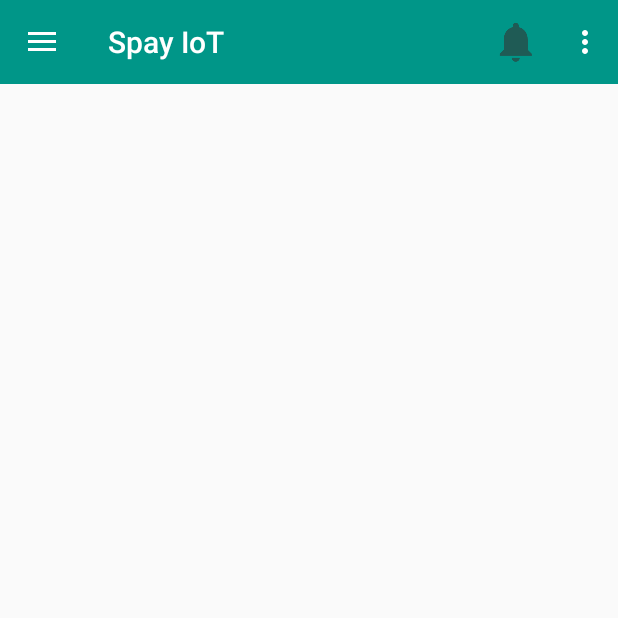
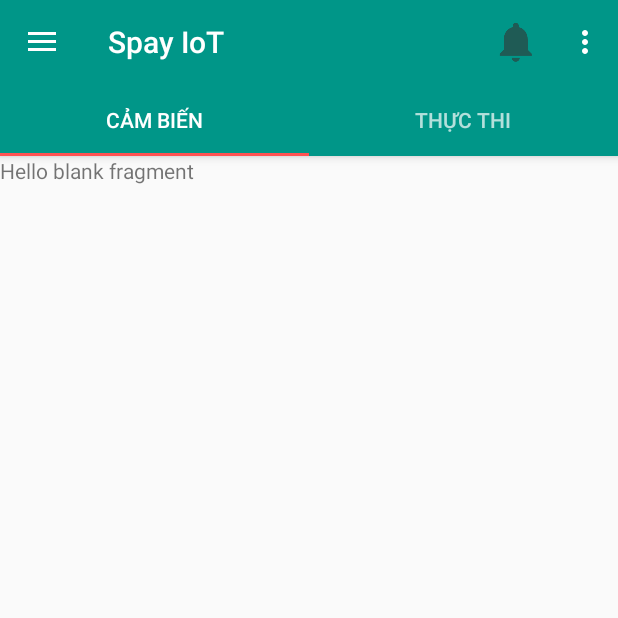
Before and after one commit to chinhvuduc3112/SprayIoT_Client, an Android app: the MainActivity screen opened directly, with no data from a screen before it, on a phone screen of 412 x 824 dp, the top half of it. Run offline under Robolectric (Android 15) with nearby library versions, the phone set to English and light mode, and no system bars; our stand-ins replace ButterKnife.

Commit message:
Thêm màn hình Real time (tabLayout)

```diff
--- a/app/build.gradle
+++ b/app/build.gradle
@@ -24,13 +24,17 @@ dependencies {
     androidTestCompile('com.android.support.test.espresso:espresso-core:2.2.2', {
         exclude group: 'com.android.support', module: 'support-annotations'
     })
+    compile('com.github.ganfra:material-spinner:1.1.1') {
+        exclude group: 'com.nineoldandroids', module: 'library'
+        exclude group: 'com.android.support', module: 'appcompat-v7'
+    }
     compile 'com.android.support:appcompat-v7:25.3.1'
     compile 'com.android.support:cardview-v7:25.3.1'
     compile 'com.android.support:recyclerview-v7:25.3.1'
     compile 'com.android.support:design:25.3.1'
     compile 'com.android.support.constraint:constraint-layout:1.0.2'
-    compile 'com.jakewharton:butterknife:8.6.0'
+    compile 'com.jakewharton:butterknife:8.+'
     compile 'com.android.support:support-v4:25.3.1'
     testCompile 'junit:junit:4.12'
-    annotationProcessor 'com.jakewharton:butterknife-compiler:8.6.0'
+    annotationProcessor 'com.jakewharton:butterknife-compiler:8.+'
 }
--- /dev/null
+++ b/app/src/main/java/com/vuduc/fragments/ActuatorRealtimeFragment.java
@@ -0,0 +1,30 @@
+package com.vuduc.fragments;
+
+import android.content.Context;
+import android.net.Uri;
+import android.os.Bundle;
+import android.support.v4.app.Fragment;
+import android.view.LayoutInflater;
+import android.view.View;
+import android.view.ViewGroup;
+
+import com.vuduc.tluiot.R;
+
+
+public class ActuatorRealtimeFragment extends Fragment {
+    public ActuatorRealtimeFragment() {
+        // Required empty public constructor
+    }
+
+    @Override
+    public void onCreate(Bundle savedInstanceState) {
+        super.onCreate(savedInstanceState);
+    }
+
+    @Override
+    public View onCreateView(LayoutInflater inflater, ViewGroup container,
+                             Bundle savedInstanceState) {
+        // Inflate the layout for this fragment
+        return inflater.inflate(R.layout.fragment_actuator_realtime, container, false);
+    }
+}
--- /dev/null
+++ b/app/src/main/java/com/vuduc/fragments/SensorRealtimeFragment.java
@@ -0,0 +1,30 @@
+package com.vuduc.fragments;
+
+import android.content.Context;
+import android.net.Uri;
+import android.os.Bundle;
+import android.support.v4.app.Fragment;
+import android.view.LayoutInflater;
+import android.view.View;
+import android.view.ViewGroup;
+
+import com.vuduc.tluiot.R;
+
+
+public class SensorRealtimeFragment extends Fragment {
+    public SensorRealtimeFragment() {
+        // Required empty public constructor
+    }
+
+    @Override
+    public void onCreate(Bundle savedInstanceState) {
+        super.onCreate(savedInstanceState);
+    }
+
+    @Override
+    public View onCreateView(LayoutInflater inflater, ViewGroup container,
+                             Bundle savedInstanceState) {
+        // Inflate the layout for this fragment
+        return inflater.inflate(R.layout.fragment_sensor_realtime, container, false);
+    }
+}
--- a/app/src/main/java/com/vuduc/tluiot/LoginActivity.java
+++ b/app/src/main/java/com/vuduc/tluiot/LoginActivity.java
@@ -1,13 +1,33 @@
 package com.vuduc.tluiot;
 
+import android.content.Intent;
 import android.support.v7.app.AppCompatActivity;
 import android.os.Bundle;
+import android.view.View;
+import android.widget.Button;
+
+import butterknife.BindView;
+import butterknife.ButterKnife;
 
 public class LoginActivity extends AppCompatActivity {
+
+    @BindView(R.id.btn_login)
+    Button btn_login;
 
     @Override
     protected void onCreate(Bundle savedInstanceState) {
         super.onCreate(savedInstanceState);
         setContentView(R.layout.activity_login);
+        ButterKnife.bind(this);
+        addEvents();
+    }
+
+    private void addEvents() {
+        btn_login.setOnClickListener(new View.OnClickListener() {
+            @Override
+            public void onClick(View v) {
+                startActivity(new Intent(LoginActivity.this, MainActivity.class));
+            }
+        });
     }
 }
--- a/app/src/main/java/com/vuduc/tluiot/MainActivity.java
+++ b/app/src/main/java/com/vuduc/tluiot/MainActivity.java
@@ -2,7 +2,12 @@ package com.vuduc.tluiot;
 
 import android.support.annotation.NonNull;
 import android.support.design.widget.NavigationView;
+import android.support.design.widget.TabLayout;
+import android.support.v4.app.Fragment;
+import android.support.v4.app.FragmentManager;
+import android.support.v4.app.FragmentPagerAdapter;
 import android.support.v4.view.GravityCompat;
+import android.support.v4.view.ViewPager;
 import android.support.v4.widget.DrawerLayout;
 import android.support.v7.app.ActionBarDrawerToggle;
 import android.support.v7.app.AppCompatActivity;
@@ -10,6 +15,12 @@ import android.os.Bundle;
 import android.support.v7.widget.Toolbar;
 import android.view.Menu;
 import android.view.MenuItem;
+
+import com.vuduc.fragments.ActuatorRealtimeFragment;
+import com.vuduc.fragments.SensorRealtimeFragment;
+
+import java.util.ArrayList;
+import java.util.List;
 
 import butterknife.BindColor;
 import butterknife.BindDimen;
@@ -22,7 +33,8 @@ public class MainActivity extends AppCompatActivity implements NavigationView.On
 
     @BindView(R.id.toolbar) Toolbar mToolbar;
     @BindView(R.id.navigation_view) NavigationView mNavigation_view;
-
+    @BindView(R.id.viewpager) ViewPager viewPager;
+    @BindView(R.id.tabs) TabLayout tabLayout;
     @Override
     protected void onCreate(Bundle savedInstanceState) {
         super.onCreate(savedInstanceState);
@@ -47,6 +59,11 @@ public class MainActivity extends AppCompatActivity implements NavigationView.On
         toggle.syncState();
 
         mNavigation_view.setNavigationItemSelectedListener(this);
+
+        //tabLayout
+        setupViewPager(viewPager);
+
+        tabLayout.setupWithViewPager(viewPager);
     }
 
     @Override
@@ -97,4 +114,40 @@ public class MainActivity extends AppCompatActivity implements NavigationView.On
         drawer.closeDrawer(GravityCompat.START);
         return true;
     }
+
+    private void setupViewPager(ViewPager viewPager) {
+        ViewPagerAdapter adapter = new ViewPagerAdapter(getSupportFragmentManager());
+        adapter.addFragment(new SensorRealtimeFragment(), "Cảm biến");
+        adapter.addFragment(new ActuatorRealtimeFragment(), "Thực thi");
+        viewPager.setAdapter(adapter);
+    }
+
+    class ViewPagerAdapter extends FragmentPagerAdapter {
+        private final List<Fragment> mFragmentList = new ArrayList<>();
+        private final List<String> mFragmentTitleList = new ArrayList<>();
+
+        public ViewPagerAdapter(FragmentManager manager) {
+            super(manager);
+        }
+
+        @Override
+        public Fragment getItem(int position) {
+            return mFragmentList.get(position);
+        }
+
+        @Override
+        public int getCount() {
+            return mFragmentList.size();
+        }
+
+        public void addFragment(Fragment fragment, String title) {
+            mFragmentList.add(fragment);
+            mFragmentTitleList.add(title);
+        }
+
+        @Override
+        public CharSequence getPageTitle(int position) {
+            return mFragmentTitleList.get(position);
+        }
+    }
 }
--- a/app/src/main/res/layout/activity_main.xml
+++ b/app/src/main/res/layout/activity_main.xml
@@ -1,22 +1,50 @@
 <?xml version="1.0" encoding="utf-8"?>
-<android.support.v4.widget.DrawerLayout
-    xmlns:android="http://schemas.android.com/apk/res/android"
+<android.support.v4.widget.DrawerLayout xmlns:android="http://schemas.android.com/apk/res/android"
     xmlns:app="http://schemas.android.com/apk/res-auto"
     android:id="@+id/drawer_layout"
     android:layout_width="match_parent"
     android:layout_height="match_parent"
     android:fitsSystemWindows="true">
 
-    <LinearLayout
+    <!--<LinearLayout-->
+    <!--android:layout_width="match_parent"-->
+    <!--android:layout_height="wrap_content"-->
+    <!--android:layout_alignParentTop="true"-->
+    <!--android:orientation="vertical">-->
+
+    <!--<include-->
+    <!--android:id="@+id/toolbar"-->
+    <!--layout="@layout/toolbar" />-->
+    <!--</LinearLayout>-->
+
+    <android.support.design.widget.CoordinatorLayout
         android:layout_width="match_parent"
-        android:layout_height="wrap_content"
-        android:layout_alignParentTop="true"
-        android:orientation="vertical">
+        android:layout_height="match_parent"
+        android:fitsSystemWindows="true">
 
-        <include
-            android:id="@+id/toolbar"
-            layout="@layout/toolbar" />
-    </LinearLayout>
+        <android.support.design.widget.AppBarLayout
+            android:layout_width="match_parent"
+            android:layout_height="wrap_content"
+            android:theme="@style/ThemeOverlay.AppCompat.Dark.ActionBar">
+
+            <include
+                android:id="@+id/toolbar"
+                layout="@layout/toolbar" />
+
+            <android.support.design.widget.TabLayout
+                android:id="@+id/tabs"
+                android:layout_width="match_parent"
+                android:layout_height="wrap_content"
+                app:tabMode="fixed"
+                app:tabGravity="fill"/>
+        </android.support.design.widget.AppBarLayout>
+
+        <android.support.v4.view.ViewPager
+            android:id="@+id/viewpager"
+            android:layout_width="match_parent"
+            android:layout_height="match_parent"
+            app:layout_behavior="@string/appbar_scrolling_view_behavior" />
+    </android.support.design.widget.CoordinatorLayout>
 
     <android.support.design.widget.NavigationView
         android:id="@+id/navigation_view"
@@ -24,6 +52,6 @@
         android:layout_height="match_parent"
         android:layout_gravity="start"
         app:headerLayout="@layout/drawer_header"
-        app:menu="@menu/drawer"/>
+        app:menu="@menu/drawer" />
 
 </android.support.v4.widget.DrawerLayout>
--- /dev/null
+++ b/app/src/main/res/layout/fragment_actuator_realtime.xml
@@ -0,0 +1,13 @@
+<FrameLayout xmlns:android="http://schemas.android.com/apk/res/android"
+    xmlns:tools="http://schemas.android.com/tools"
+    android:layout_width="match_parent"
+    android:layout_height="match_parent"
+    tools:context="com.vuduc.fragments.ActuatorRealtimeFragment">
+
+    <!-- TODO: Update blank fragment layout -->
+    <TextView
+        android:layout_width="match_parent"
+        android:layout_height="match_parent"
+        android:text="@string/hello_blank_fragment" />
+
+</FrameLayout>
--- /dev/null
+++ b/app/src/main/res/layout/fragment_sensor_realtime.xml
@@ -0,0 +1,13 @@
+<FrameLayout xmlns:android="http://schemas.android.com/apk/res/android"
+    xmlns:tools="http://schemas.android.com/tools"
+    android:layout_width="match_parent"
+    android:layout_height="match_parent"
+    tools:context="com.vuduc.fragments.SensorRealtimeFragment">
+
+    <!-- TODO: Update blank fragment layout -->
+    <TextView
+        android:layout_width="match_parent"
+        android:layout_height="match_parent"
+        android:text="@string/hello_blank_fragment" />
+
+</FrameLayout>
--- a/app/src/main/res/values/dimen.xml
+++ b/app/src/main/res/values/dimen.xml
@@ -3,6 +3,10 @@
     <!-- Default screen margins, per the Android Design guidelines. -->
     <dimen name="activity_horizontal_margin">16dp</dimen>
     <dimen name="activity_vertical_margin">16dp</dimen>
+    <dimen name="tab_max_width">264dp</dimen>
+    <dimen name="tab_padding_bottom">16dp</dimen>
+    <dimen name="tab_label">14sp</dimen>
+    <dimen name="custom_tab_layout_height">72dp</dimen>
 
     <dimen name="margin_large">50dp</dimen>
     <dimen name="margin_medium">10dp</dimen>
--- a/app/src/main/res/values/styles.xml
+++ b/app/src/main/res/values/styles.xml
@@ -34,6 +34,8 @@
 
     <style name="ButtonStyle">
         <item name="android:textColor">@color/textIcons</item>
+        <!--<item name="visible" type="id"/>-->
+        <!--<item name="masked" type="id"/>-->
         <item name="android:background">@drawable/selector_color_btn</item>
         <item name="android:textAllCaps">false</item>
         <item name="android:paddingLeft">@dimen/margin_medium</item>
```
